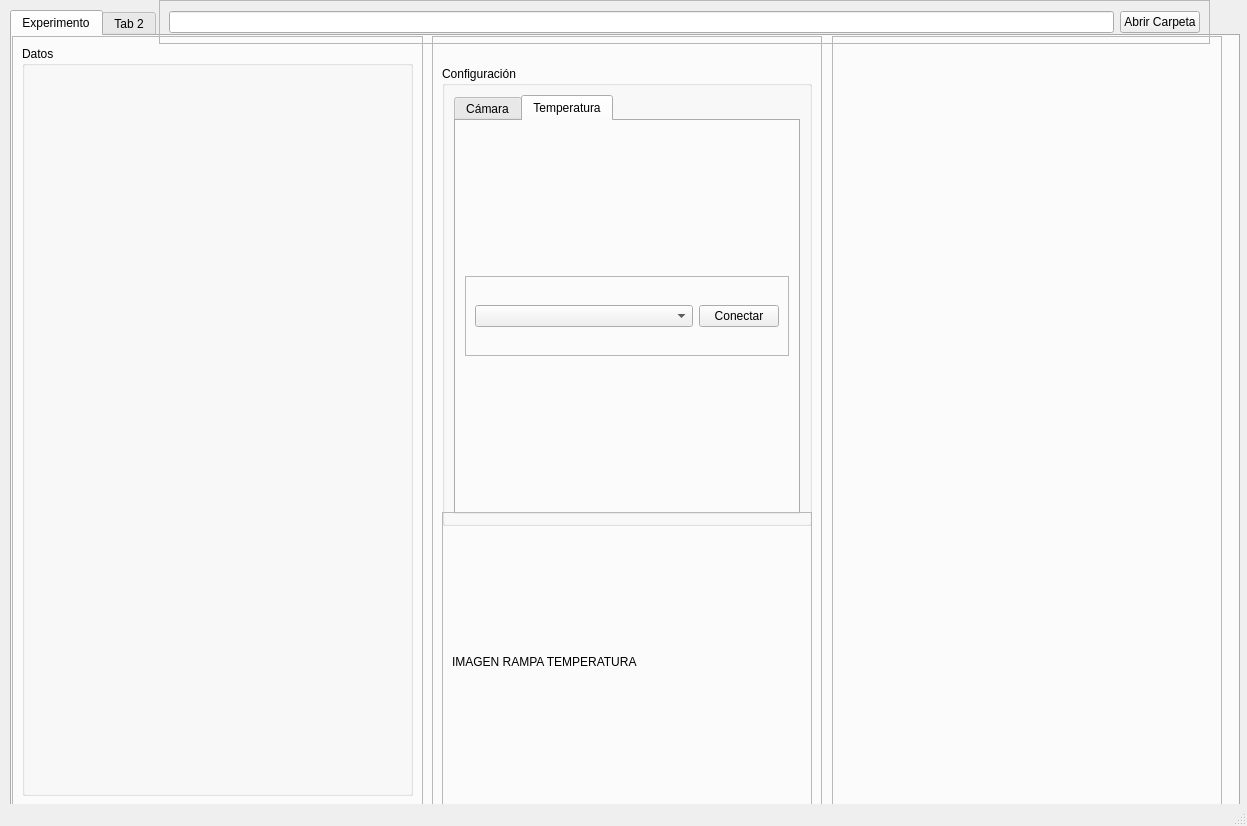
First picture: the form in interfaz/GUI-UI/v1-interfaz.ui, repository tigre437/interfaz-V0.1, before the edit.
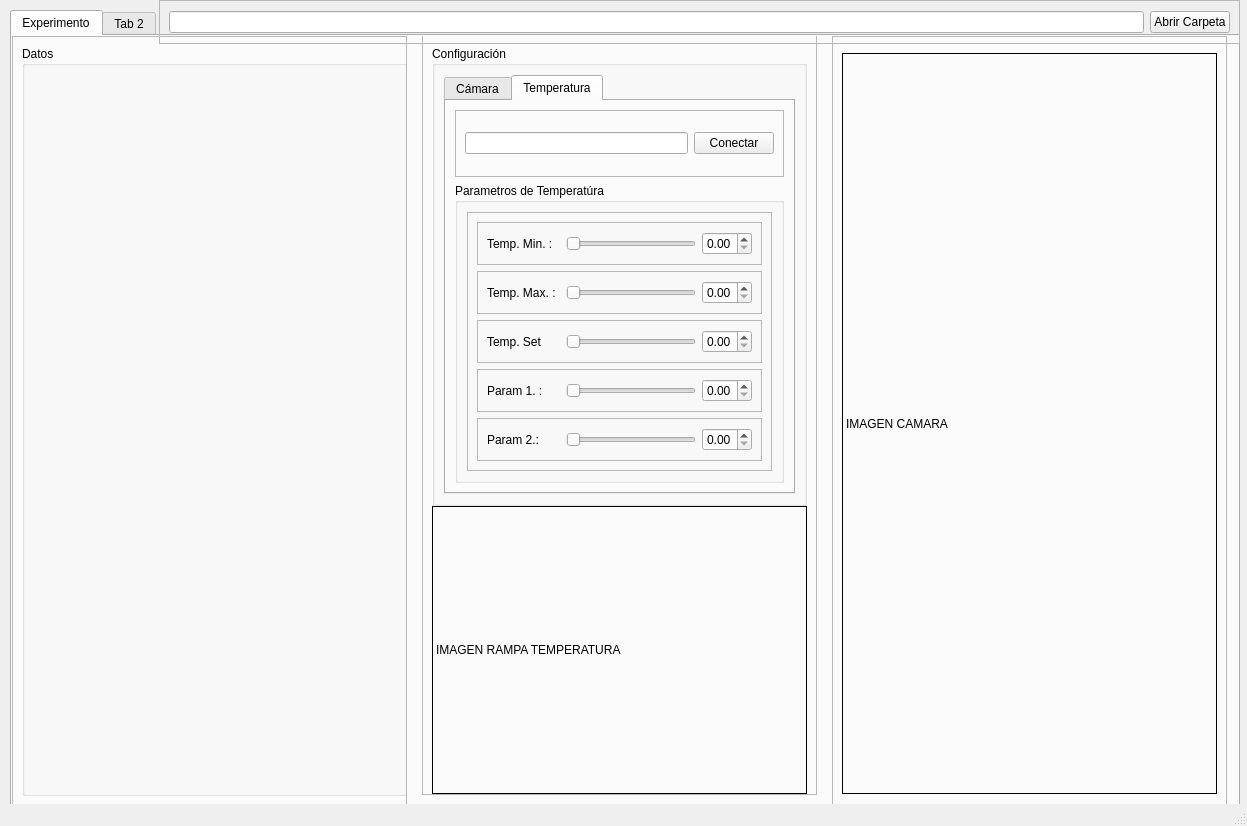
Second picture: the form after the edit. Icons and pictures are not drawn.

Commit message: interfaz de experimento rematada a falta de concretar campos 100% seguro

Diff of the .ui file:
```diff
--- a/interfaz/GUI-UI/v1-interfaz.ui
+++ b/interfaz/GUI-UI/v1-interfaz.ui
@@ -35,10 +35,22 @@
        <rect>
         <x>0</x>
         <y>0</y>
-        <width>411</width>
+        <width>395</width>
         <height>770</height>
        </rect>
       </property>
+      <property name="minimumSize">
+       <size>
+        <width>395</width>
+        <height>0</height>
+       </size>
+      </property>
+      <property name="maximumSize">
+       <size>
+        <width>395</width>
+        <height>16777215</height>
+       </size>
+      </property>
       <property name="frameShape">
        <enum>QFrame::StyledPanel</enum>
       </property>
@@ -64,15 +76,15 @@
      <widget class="QFrame" name="frame_3">
       <property name="geometry">
        <rect>
-        <x>420</x>
-        <y>0</y>
-        <width>390</width>
-        <height>786</height>
+        <x>410</x>
+        <y>-11</y>
+        <width>395</width>
+        <height>770</height>
        </rect>
       </property>
       <property name="minimumSize">
        <size>
-        <width>390</width>
+        <width>395</width>
         <height>0</height>
        </size>
       </property>
@@ -83,6 +95,15 @@
        <enum>QFrame::Raised</enum>
       </property>
       <layout class="QVBoxLayout" name="verticalLayout">
+       <property name="spacing">
+        <number>20</number>
+       </property>
+       <property name="topMargin">
+        <number>0</number>
+       </property>
+       <property name="bottomMargin">
+        <number>0</number>
+       </property>
        <item>
         <widget class="QGroupBox" name="groupBoxConfig">
          <property name="minimumSize">
@@ -430,7 +451,7 @@
                 </property>
                 <layout class="QHBoxLayout" name="horizontalLayout_23">
                  <item>
-                  <widget class="QComboBox" name="comboBox_2"/>
+                  <widget class="QLineEdit" name="lineEdit_2"/>
                  </item>
                  <item>
                   <widget class="QPushButton" name="pushButton_4">
@@ -448,6 +469,237 @@
                 </layout>
                </widget>
               </item>
+              <item>
+               <widget class="QGroupBox" name="groupBox_2">
+                <property name="title">
+                 <string>Parametros de Temperatúra</string>
+                </property>
+                <layout class="QVBoxLayout" name="verticalLayout_9">
+                 <item>
+                  <widget class="QFrame" name="frame_13">
+                   <property name="frameShape">
+                    <enum>QFrame::StyledPanel</enum>
+                   </property>
+                   <property name="frameShadow">
+                    <enum>QFrame::Raised</enum>
+                   </property>
+                   <layout class="QVBoxLayout" name="verticalLayout_8">
+                    <item>
+                     <widget class="QFrame" name="frame_14">
+                      <property name="frameShape">
+                       <enum>QFrame::StyledPanel</enum>
+                      </property>
+                      <property name="frameShadow">
+                       <enum>QFrame::Raised</enum>
+                      </property>
+                      <layout class="QHBoxLayout" name="horizontalLayout_24">
+                       <item>
+                        <widget class="QLabel" name="label_9">
+                         <property name="text">
+                          <string>Temp. Min. :</string>
+                         </property>
+                        </widget>
+                       </item>
+                       <item>
+                        <widget class="QSlider" name="horizontalSlider_7">
+                         <property name="maximumSize">
+                          <size>
+                           <width>130</width>
+                           <height>16777215</height>
+                          </size>
+                         </property>
+                         <property name="orientation">
+                          <enum>Qt::Horizontal</enum>
+                         </property>
+                        </widget>
+                       </item>
+                       <item>
+                        <widget class="QDoubleSpinBox" name="doubleSpinBox_7">
+                         <property name="maximumSize">
+                          <size>
+                           <width>50</width>
+                           <height>16777215</height>
+                          </size>
+                         </property>
+                        </widget>
+                       </item>
+                      </layout>
+                     </widget>
+                    </item>
+                    <item>
+                     <widget class="QFrame" name="frame_15">
+                      <property name="frameShape">
+                       <enum>QFrame::StyledPanel</enum>
+                      </property>
+                      <property name="frameShadow">
+                       <enum>QFrame::Raised</enum>
+                      </property>
+                      <layout class="QHBoxLayout" name="horizontalLayout_25">
+                       <item>
+                        <widget class="QLabel" name="label_10">
+                         <property name="text">
+                          <string>Temp. Max. :</string>
+                         </property>
+                        </widget>
+                       </item>
+                       <item>
+                        <widget class="QSlider" name="horizontalSlider_8">
+                         <property name="maximumSize">
+                          <size>
+                           <width>130</width>
+                           <height>16777215</height>
+                          </size>
+                         </property>
+                         <property name="orientation">
+                          <enum>Qt::Horizontal</enum>
+                         </property>
+                        </widget>
+                       </item>
+                       <item>
+                        <widget class="QDoubleSpinBox" name="doubleSpinBox_8">
+                         <property name="maximumSize">
+                          <size>
+                           <width>50</width>
+                           <height>16777215</height>
+                          </size>
+                         </property>
+                        </widget>
+                       </item>
+                      </layout>
+                     </widget>
+                    </item>
+                    <item>
+                     <widget class="QFrame" name="frame_16">
+                      <property name="frameShape">
+                       <enum>QFrame::StyledPanel</enum>
+                      </property>
+                      <property name="frameShadow">
+                       <enum>QFrame::Raised</enum>
+                      </property>
+                      <layout class="QHBoxLayout" name="horizontalLayout_26">
+                       <item>
+                        <widget class="QLabel" name="label_11">
+                         <property name="text">
+                          <string>Temp. Set</string>
+                         </property>
+                        </widget>
+                       </item>
+                       <item>
+                        <widget class="QSlider" name="horizontalSlider_9">
+                         <property name="maximumSize">
+                          <size>
+                           <width>130</width>
+                           <height>16777215</height>
+                          </size>
+                         </property>
+                         <property name="orientation">
+                          <enum>Qt::Horizontal</enum>
+                         </property>
+                        </widget>
+                       </item>
+                       <item>
+                        <widget class="QDoubleSpinBox" name="doubleSpinBox_9">
+                         <property name="maximumSize">
+                          <size>
+                           <width>50</width>
+                           <height>16777215</height>
+                          </size>
+                         </property>
+                        </widget>
+                       </item>
+                      </layout>
+                     </widget>
+                    </item>
+                    <item>
+                     <widget class="QFrame" name="frame_17">
+                      <property name="frameShape">
+                       <enum>QFrame::StyledPanel</enum>
+                      </property>
+                      <property name="frameShadow">
+                       <enum>QFrame::Raised</enum>
+                      </property>
+                      <layout class="QHBoxLayout" name="horizontalLayout_27">
+                       <item>
+                        <widget class="QLabel" name="label_12">
+                         <property name="text">
+                          <string>Param 1. :</string>
+                         </property>
+                        </widget>
+                       </item>
+                       <item>
+                        <widget class="QSlider" name="horizontalSlider_10">
+                         <property name="maximumSize">
+                          <size>
+                           <width>130</width>
+                           <height>16777215</height>
+                          </size>
+                         </property>
+                         <property name="orientation">
+                          <enum>Qt::Horizontal</enum>
+                         </property>
+                        </widget>
+                       </item>
+                       <item>
+                        <widget class="QDoubleSpinBox" name="doubleSpinBox_10">
+                         <property name="maximumSize">
+                          <size>
+                           <width>50</width>
+                           <height>16777215</height>
+                          </size>
+                         </property>
+                        </widget>
+                       </item>
+                      </layout>
+                     </widget>
+                    </item>
+                    <item>
+                     <widget class="QFrame" name="frame_18">
+                      <property name="frameShape">
+                       <enum>QFrame::StyledPanel</enum>
+                      </property>
+                      <property name="frameShadow">
+                       <enum>QFrame::Raised</enum>
+                      </property>
+                      <layout class="QHBoxLayout" name="horizontalLayout_28">
+                       <item>
+                        <widget class="QLabel" name="label_19">
+                         <property name="text">
+                          <string>Param 2.:</string>
+                         </property>
+                        </widget>
+                       </item>
+                       <item>
+                        <widget class="QSlider" name="horizontalSlider_11">
+                         <property name="maximumSize">
+                          <size>
+                           <width>130</width>
+                           <height>16777215</height>
+                          </size>
+                         </property>
+                         <property name="orientation">
+                          <enum>Qt::Horizontal</enum>
+                         </property>
+                        </widget>
+                       </item>
+                       <item>
+                        <widget class="QDoubleSpinBox" name="doubleSpinBox_11">
+                         <property name="maximumSize">
+                          <size>
+                           <width>50</width>
+                           <height>16777215</height>
+                          </size>
+                         </property>
+                        </widget>
+                       </item>
+                      </layout>
+                     </widget>
+                    </item>
+                   </layout>
+                  </widget>
+                 </item>
+                </layout>
+               </widget>
+              </item>
              </layout>
             </widget>
            </widget>
@@ -456,34 +708,25 @@
         </widget>
        </item>
        <item>
-        <widget class="QFrame" name="frameRampa">
+        <widget class="QLabel" name="label_8">
          <property name="minimumSize">
           <size>
-           <width>0</width>
-           <height>300</height>
+           <width>370</width>
+           <height>280</height>
           </size>
          </property>
          <property name="maximumSize">
           <size>
            <width>16777215</width>
-           <height>300</height>
+           <height>290</height>
           </size>
          </property>
-         <property name="frameShape">
-          <enum>QFrame::StyledPanel</enum>
+         <property name="styleSheet">
+          <string notr="true">border: 1px solid black;</string>
          </property>
-         <property name="frameShadow">
-          <enum>QFrame::Raised</enum>
+         <property name="text">
+          <string>IMAGEN RAMPA TEMPERATURA</string>
          </property>
-         <layout class="QVBoxLayout" name="verticalLayout_6">
-          <item>
-           <widget class="QLabel" name="label_8">
-            <property name="text">
-             <string>IMAGEN RAMPA TEMPERATURA</string>
-            </property>
-           </widget>
-          </item>
-         </layout>
         </widget>
        </item>
       </layout>
@@ -493,13 +736,13 @@
        <rect>
         <x>820</x>
         <y>0</y>
-        <width>390</width>
+        <width>395</width>
         <height>770</height>
        </rect>
       </property>
       <property name="minimumSize">
        <size>
-        <width>390</width>
+        <width>395</width>
         <height>0</height>
        </size>
       </property>
@@ -509,7 +752,39 @@
       <property name="frameShadow">
        <enum>QFrame::Raised</enum>
       </property>
-      <layout class="QHBoxLayout" name="horizontalLayout_9"/>
+      <layout class="QHBoxLayout" name="horizontalLayout_9">
+       <property name="spacing">
+        <number>10</number>
+       </property>
+       <property name="topMargin">
+        <number>16</number>
+       </property>
+       <property name="bottomMargin">
+        <number>11</number>
+       </property>
+       <item>
+        <widget class="QLabel" name="label_20">
+         <property name="minimumSize">
+          <size>
+           <width>370</width>
+           <height>280</height>
+          </size>
+         </property>
+         <property name="maximumSize">
+          <size>
+           <width>16777215</width>
+           <height>770</height>
+          </size>
+         </property>
+         <property name="styleSheet">
+          <string notr="true">border: 1px solid black;</string>
+         </property>
+         <property name="text">
+          <string>IMAGEN CAMARA</string>
+         </property>
+        </widget>
+       </item>
+      </layout>
      </widget>
     </widget>
     <widget class="QWidget" name="tab_2">
@@ -523,7 +798,7 @@
      <rect>
       <x>159</x>
       <y>0</y>
-      <width>1051</width>
+      <width>1081</width>
       <height>44</height>
      </rect>
     </property>
```
Left out of the diff: 3 changed lines with no effect on the pictures.
